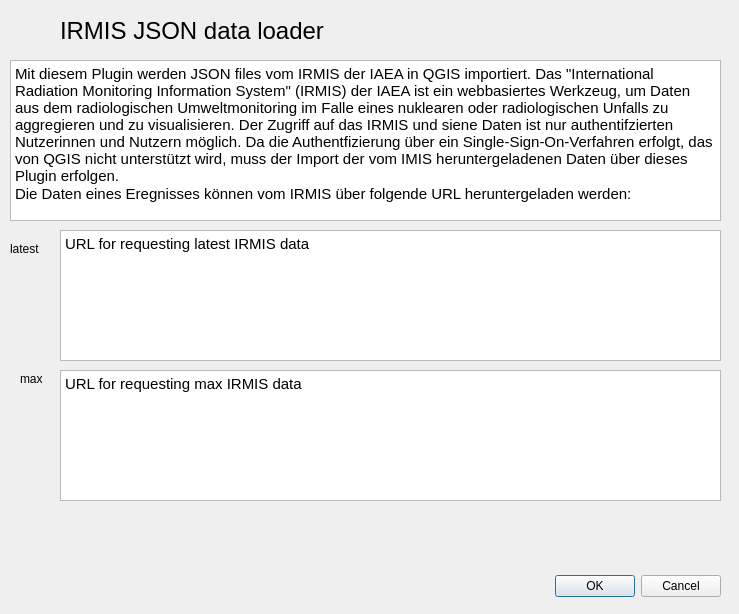
OpenBfS/irmis_json_loader, file irmis_json_loader_dialog_base.ui: the form before one commit.
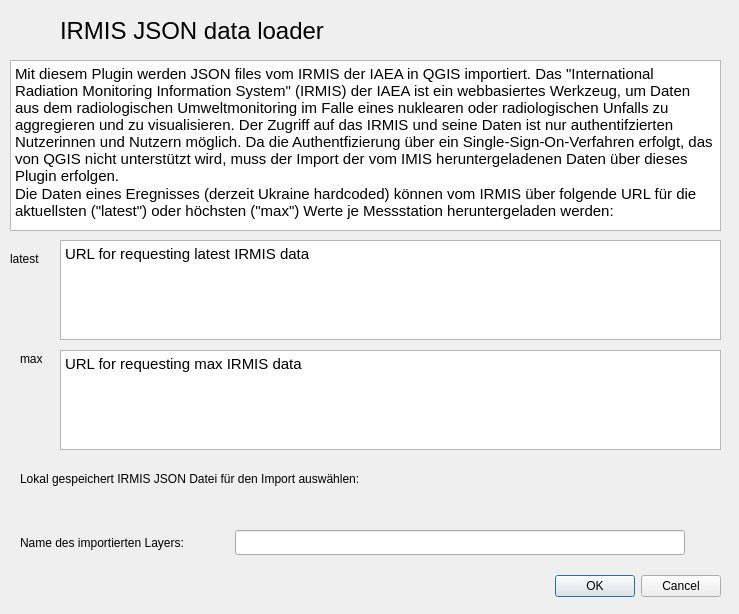
The form after the commit. Custom widgets are drawn as their Qt base class.

Commit message: added GUI elements for layername and some cleanup

```diff
--- a/irmis_json_loader_dialog_base.ui
+++ b/irmis_json_loader_dialog_base.ui
@@ -16,9 +16,9 @@
   <widget class="QDialogButtonBox" name="button_box">
    <property name="geometry">
     <rect>
-     <x>380</x>
+     <x>520</x>
      <y>570</y>
-     <width>341</width>
+     <width>201</width>
      <height>32</height>
     </rect>
    </property>
@@ -56,7 +56,7 @@
      <x>10</x>
      <y>60</y>
      <width>711</width>
-     <height>161</height>
+     <height>171</height>
     </rect>
    </property>
    <property name="html">
@@ -64,8 +64,8 @@
 &lt;html&gt;&lt;head&gt;&lt;meta name=&quot;qrichtext&quot; content=&quot;1&quot; /&gt;&lt;style type=&quot;text/css&quot;&gt;
 p, li { white-space: pre-wrap; }
 &lt;/style&gt;&lt;/head&gt;&lt;body style=&quot; font-family:'Ubuntu'; font-size:11pt; font-weight:400; font-style:normal;&quot;&gt;
-&lt;p style=&quot; margin-top:0px; margin-bottom:0px; margin-left:0px; margin-right:0px; -qt-block-indent:0; text-indent:0px;&quot;&gt;Mit diesem Plugin werden JSON files vom IRMIS der IAEA in QGIS importiert. Das &amp;quot;International Radiation Monitoring Information System&amp;quot; (IRMIS) der IAEA ist ein webbasiertes Werkzeug, um Daten aus dem radiologischen Umweltmonitoring im Falle eines nuklearen oder radiologischen Unfalls zu aggregieren und zu visualisieren. Der Zugriff auf das IRMIS und siene Daten ist nur authentifzierten Nutzerinnen und Nutzern möglich. Da die Authentfizierung über ein Single-Sign-On-Verfahren erfolgt, das von QGIS nicht unterstützt wird, muss der Import der vom IMIS heruntergeladenen Daten über dieses Plugin erfolgen.&lt;/p&gt;
-&lt;p style=&quot; margin-top:0px; margin-bottom:0px; margin-left:0px; margin-right:0px; -qt-block-indent:0; text-indent:0px;&quot;&gt;Die Daten eines Eregnisses können vom IRMIS über folgende URL heruntergeladen werden:&lt;/p&gt;&lt;/body&gt;&lt;/html&gt;</string>
+&lt;p style=&quot; margin-top:0px; margin-bottom:0px; margin-left:0px; margin-right:0px; -qt-block-indent:0; text-indent:0px;&quot;&gt;Mit diesem Plugin werden JSON files vom IRMIS der IAEA in QGIS importiert. Das &amp;quot;International Radiation Monitoring Information System&amp;quot; (IRMIS) der IAEA ist ein webbasiertes Werkzeug, um Daten aus dem radiologischen Umweltmonitoring im Falle eines nuklearen oder radiologischen Unfalls zu aggregieren und zu visualisieren. Der Zugriff auf das IRMIS und seine Daten ist nur authentifzierten Nutzerinnen und Nutzern möglich. Da die Authentfizierung über ein Single-Sign-On-Verfahren erfolgt, das von QGIS nicht unterstützt wird, muss der Import der vom IMIS heruntergeladenen Daten über dieses Plugin erfolgen.&lt;/p&gt;
+&lt;p style=&quot; margin-top:0px; margin-bottom:0px; margin-left:0px; margin-right:0px; -qt-block-indent:0; text-indent:0px;&quot;&gt;Die Daten eines Eregnisses (derzeit Ukraine hardcoded) können vom IRMIS über folgende URL für die aktuellsten (&amp;quot;latest&amp;quot;) oder höchsten (&amp;quot;max&amp;quot;) Werte je Messstation heruntergeladen werden:&lt;/p&gt;&lt;/body&gt;&lt;/html&gt;</string>
    </property>
    <property name="openExternalLinks">
     <bool>true</bool>
@@ -75,7 +75,7 @@
    <property name="geometry">
     <rect>
      <x>10</x>
-     <y>520</y>
+     <y>490</y>
      <width>711</width>
      <height>27</height>
     </rect>
@@ -88,7 +88,7 @@
    <property name="geometry">
     <rect>
      <x>10</x>
-     <y>240</y>
+     <y>250</y>
      <width>67</width>
      <height>17</height>
     </rect>
@@ -101,7 +101,7 @@
    <property name="geometry">
     <rect>
      <x>20</x>
-     <y>370</y>
+     <y>350</y>
      <width>31</width>
      <height>17</height>
     </rect>
@@ -114,9 +114,9 @@
    <property name="geometry">
     <rect>
      <x>60</x>
-     <y>230</y>
+     <y>240</y>
      <width>661</width>
-     <height>131</height>
+     <height>100</height>
     </rect>
    </property>
    <property name="html">
@@ -137,9 +137,9 @@
    <property name="geometry">
     <rect>
      <x>60</x>
-     <y>370</y>
+     <y>350</y>
      <width>661</width>
-     <height>131</height>
+     <height>100</height>
     </rect>
    </property>
    <property name="html">
@@ -156,6 +156,42 @@
     <bool>false</bool>
    </property>
   </widget>
+  <widget class="QLabel" name="label_4">
+   <property name="geometry">
+    <rect>
+     <x>20</x>
+     <y>470</y>
+     <width>431</width>
+     <height>17</height>
+    </rect>
+   </property>
+   <property name="text">
+    <string>Lokal gespeichert IRMIS JSON Datei für den Import auswählen:</string>
+   </property>
+  </widget>
+  <widget class="QLabel" name="label_5">
+   <property name="geometry">
+    <rect>
+     <x>20</x>
+     <y>530</y>
+     <width>211</width>
+     <height>25</height>
+    </rect>
+   </property>
+   <property name="text">
+    <string>Name des importierten Layers:</string>
+   </property>
+  </widget>
+  <widget class="QLineEdit" name="lineEditLayerName">
+   <property name="geometry">
+    <rect>
+     <x>235</x>
+     <y>530</y>
+     <width>450</width>
+     <height>25</height>
+    </rect>
+   </property>
+  </widget>
  </widget>
  <customwidgets>
   <customwidget>
```
The commit also changes 2 other files.
